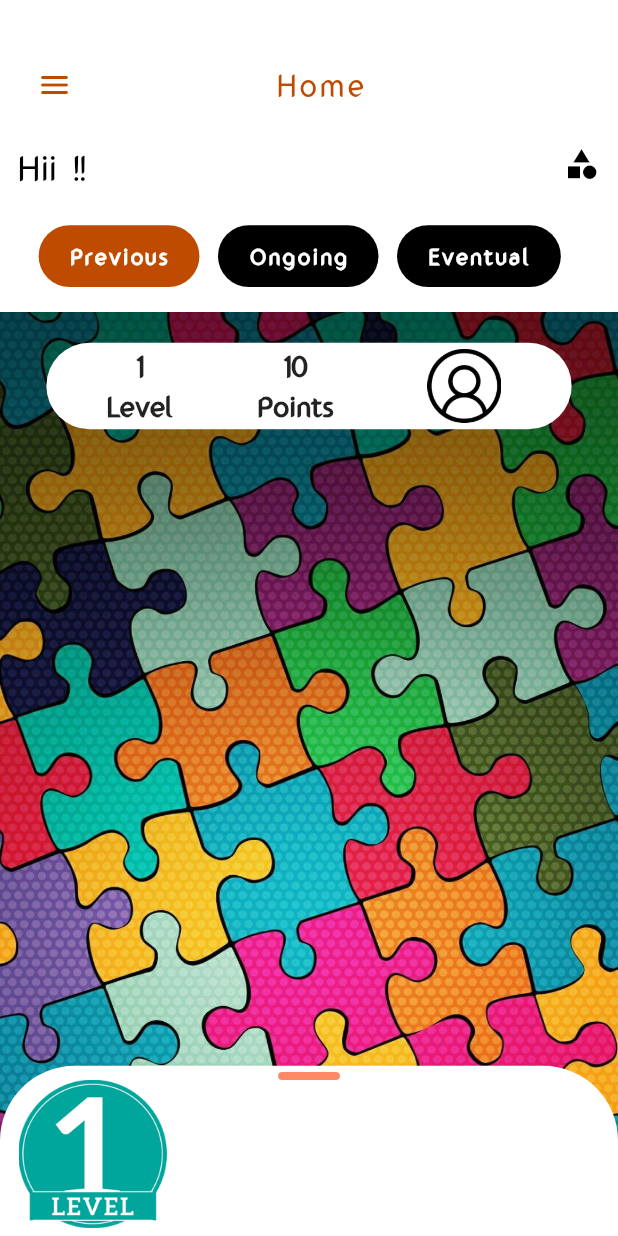
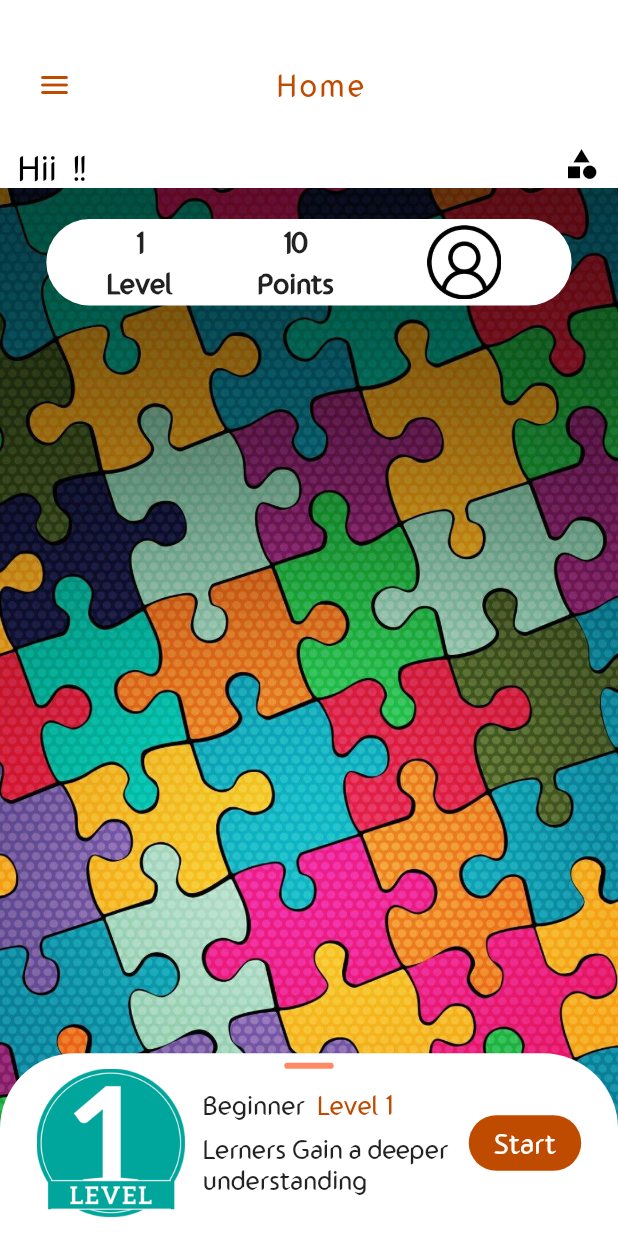
Before and after one commit to Jayfablead/jicksawapp, a Flutter app: the mainpage2 screen opened directly, on a phone screen of 412 x 824 dp. Run offline on Flutter 3.47's test engine with Material 2 defaults, Android fonts, the light colour scheme and no system bars; drawn by our look-alikes of cached_network_image; our stand-ins replace carousel_slider, connectivity, equatable, flip_card, flutter_colorpicker, get and 6 more; missing offline and left inert: model_viewer_plus, panara_dialogs, shake; accounts and stored records are empty; network calls fail; project files that could hold a hidden picture were left out.

Commit message:
change 24-05

```diff
--- a/lib/Screen/mainpage2.dart
+++ b/lib/Screen/mainpage2.dart
@@ -126,55 +126,9 @@ class _mainpage2State extends State<mainpage2> {
                     ],
                   ),
                 ),
-                SizedBox(
-                  height: 3.h,
-                ),
+
                 Container(
-                  alignment: Alignment.center,
-                  height: 5.h,
-                  // width: MediaQuery.of(context).size.width,
-                  child: ListView.builder(
-                      physics: const BouncingScrollPhysics(),
-                      shrinkWrap: true,
-                      scrollDirection: Axis.horizontal,
-                      itemCount: data.length,
-                      itemBuilder: (context, index) {
-                        return GestureDetector(
-                          onTap: () {
-                            setState(() {
-                              select = index;
-                            });
-                          },
-                          child: Container(
-                            alignment: Alignment.center,
-                            height: 6.h,
-                            padding: EdgeInsets.symmetric(
-                                horizontal: 5.w, vertical: 1.h),
-                            margin: EdgeInsets.only(right: 3.w),
-                            decoration: BoxDecoration(
-                              borderRadius: BorderRadius.circular(30.0),
-                              color: (select == index) ? primary : Colors.black,
-                            ),
-                            child: Text(
-                              data[index].toString(),
-                              style: TextStyle(
-                                  color: (select == index)
-                                      ? Colors.white
-                                      : Colors.white,
-                                  fontWeight: FontWeight.bold,
-                                  fontFamily: 'game',
-                                  letterSpacing: 1.5,
-                                  fontSize: 11.sp),
-                            ),
-                          ),
-                        );
-                      }),
-                ),
-                SizedBox(
-                  height: 2.h,
-                ),
-                Container(
-                  height: 76.h,
+                  height: 85.h,
                   width: MediaQuery.of(context).size.width,
                   decoration: BoxDecoration(
                     image: DecorationImage(
@@ -268,7 +222,8 @@ class _mainpage2State extends State<mainpage2> {
                         ],
                       ),
                       Container(
-                        height: 15.h,padding: EdgeInsets.symmetric(horizontal: 3.w),
+                        height: 15.h,
+                        padding: EdgeInsets.symmetric(horizontal: 3.w),
                         width: MediaQuery.of(context).size.width,
                         decoration: BoxDecoration(
                           color: Colors.white,
@@ -280,16 +235,47 @@ class _mainpage2State extends State<mainpage2> {
                         child: Column(
                           children: [
                             Container(
-                              margin: EdgeInsets.only(top: 1.w),
-                              height: 0.65.h,
-                              width: 10.w,
+                              margin: EdgeInsets.only(top: 1.5.w),
+                              height: 0.5.h,
+                              width: 8.w,
                               decoration: BoxDecoration(
                                 color: Colors.deepOrange.withOpacity(0.7),
                                 borderRadius: BorderRadius.circular(10),
                               ),
-
                             ),
-                            Row(children: [Container(child: Row(children: [Image.asset('assets/1.jpg',height: 12.h,width: 24.w,)]),)],)
+                            Row(mainAxisAlignment: MainAxisAlignment.spaceEvenly,
+                              children: [
+                                Image.asset(
+                                  'assets/1.jpg',
+                                  height: 12.h,
+                                  width: 24.w,
+                                ),
+                                Column(crossAxisAlignment: CrossAxisAlignment.start,
+                                  children: [
+                                    Row(
+                                      children: [
+                                        Text('Beginner ',style: TextStyle(
+                                          fontSize: 13.sp,
+                                          fontFamily: 'game'
+                                        ),),
+                                        SizedBox(width: 1.w),
+                                        Text('Level 1 ',style: TextStyle(
+                                          fontSize: 13.sp,
+                                          color: primary,
+                                          fontFamily: 'game'
+                                        ),),
+                                      ],
+                                    ),
+                                    SizedBox(height: 1.h,),
+                                    SizedBox(width:20.h,child: Text('Lerners Gain a deeper understanding',style: TextStyle(
+                                        fontSize: 13.sp,
+                                        fontFamily: 'game'
+                                    ),))
+                                  ],
+                                ),
+                                InkWell(onTap: (){},child: Container(alignment: Alignment.center,height: 4.5.h,padding: EdgeInsets.symmetric(horizontal: 4.w),decoration: BoxDecoration(color: primary,borderRadius: BorderRadius.circular(30)),child: Text('Start',style: TextStyle(color: Colors.white,fontFamily: 'game',fontSize: 14.sp),),))
+                              ],
+                            )
                           ],
                         ),
                       ),
```
